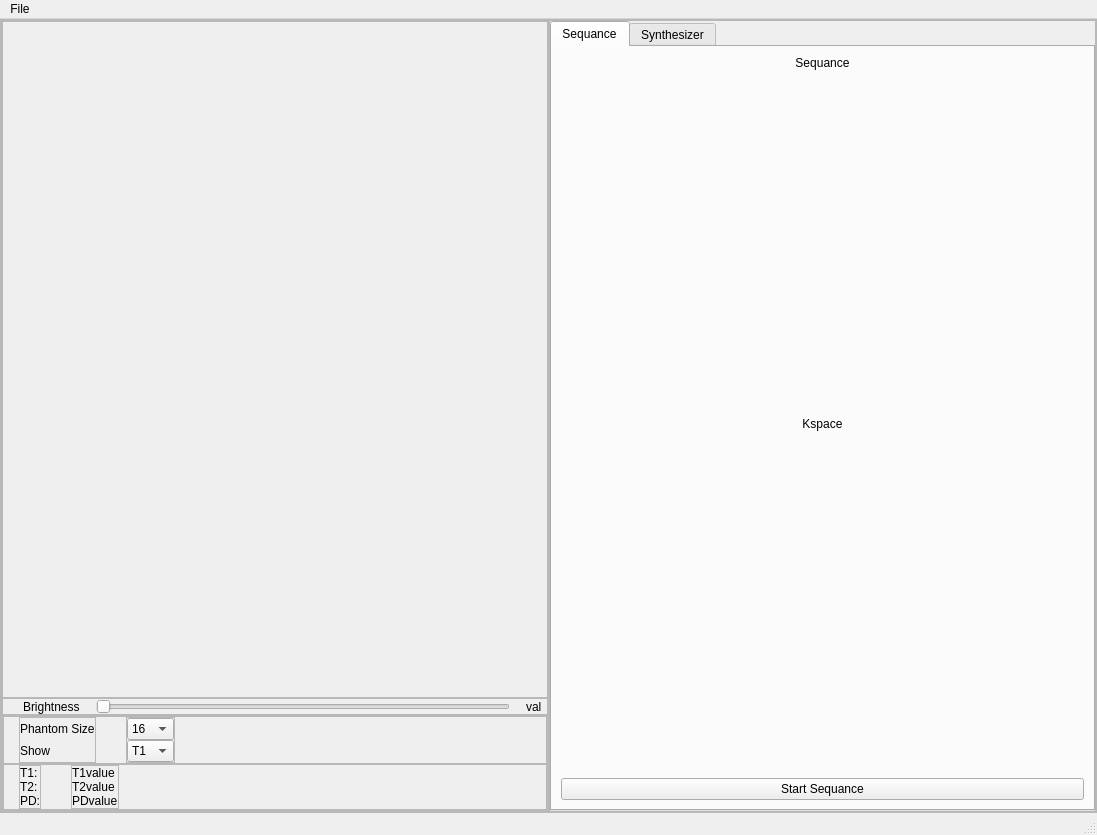
Old version of the form gui.ui in the repository Ahmed-gamal-elmahdy/Mri_Simulator.
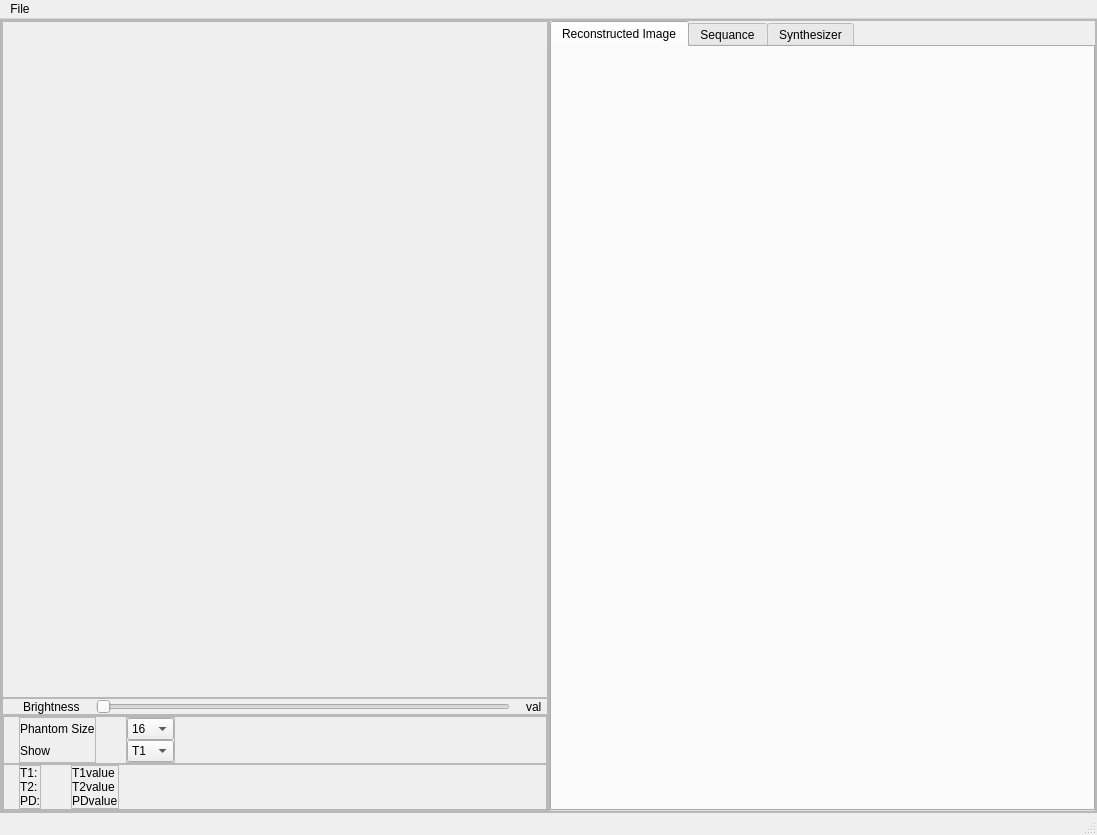
New version of the form. The open tabs and pages were chosen to show the change. Custom widgets are drawn as their Qt base class.

Diff of the .ui file:
```diff
--- a/gui.ui
+++ b/gui.ui
@@ -122,6 +122,12 @@
                 </property>
                 <item row="0" column="0">
                  <widget class="QLabel" name="label_phantom">
+                  <property name="maximumSize">
+                   <size>
+                    <width>512</width>
+                    <height>512</height>
+                   </size>
+                  </property>
                   <property name="text">
                    <string/>
                   </property>
@@ -561,6 +567,42 @@
             <property name="currentIndex">
              <number>0</number>
             </property>
+            <widget class="QWidget" name="tab_modified_img">
+             <attribute name="title">
+              <string>Reconstructed Image</string>
+             </attribute>
+             <widget class="QLabel" name="label_recons_img">
+              <property name="geometry">
+               <rect>
+                <x>20</x>
+                <y>140</y>
+                <width>512</width>
+                <height>512</height>
+               </rect>
+              </property>
+              <property name="sizePolicy">
+               <sizepolicy hsizetype="MinimumExpanding" vsizetype="MinimumExpanding">
+                <horstretch>0</horstretch>
+                <verstretch>0</verstretch>
+               </sizepolicy>
+              </property>
+              <property name="maximumSize">
+               <size>
+                <width>512</width>
+                <height>512</height>
+               </size>
+              </property>
+              <property name="text">
+               <string/>
+              </property>
+              <property name="scaledContents">
+               <bool>true</bool>
+              </property>
+              <property name="alignment">
+               <set>Qt::AlignCenter</set>
+              </property>
+             </widget>
+            </widget>
             <widget class="QWidget" name="tab_sequance">
              <attribute name="title">
               <string>Sequance</string>
```
Left out of the diff: 24 changed lines with no effect on the pictures.
